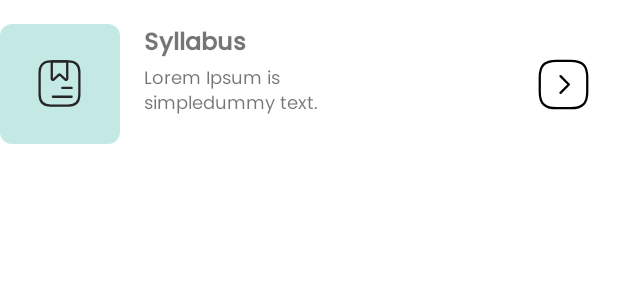
After one commit to 1ezio/ietians-diary, an Android app: the layout component_feature_card.xml on its own in the app's theme, with its tools: preview values and no code run, on a phone screen of 412 x 824 dp. The commit adds this screen. Shown: the top 300 px of the screen. Run offline under Robolectric (Android 15) with nearby library versions, the phone set to English and light mode, and no system bars.

Commit message:
feature-card

```diff
--- /dev/null
+++ b/app/src/main/res/drawable/feature_icon_bg.xml
@@ -0,0 +1,9 @@
+<?xml version="1.0" encoding="utf-8"?>
+
+<shape xmlns:android="http://schemas.android.com/apk/res/android"
+    android:shape="rectangle">
+    <solid
+        android:color="#C4E9E5"/>
+    <corners
+        android:radius="8dp" />
+</shape>
--- /dev/null
+++ b/app/src/main/res/drawable/ic_square_next.xml
@@ -0,0 +1,20 @@
+<vector xmlns:android="http://schemas.android.com/apk/res/android"
+    android:width="38dp"
+    android:height="38dp"
+    android:viewportWidth="38"
+    android:viewportHeight="38">
+  <path
+      android:pathData="M14.2501,34.8333H23.7501C31.6667,34.8333 34.8334,31.6667 34.8334,23.75V14.25C34.8334,6.3333 31.6667,3.1667 23.7501,3.1667H14.2501C6.3334,3.1667 3.1667,6.3333 3.1667,14.25V23.75C3.1667,31.6667 6.3334,34.8333 14.2501,34.8333Z"
+      android:strokeLineJoin="round"
+      android:strokeWidth="1.5"
+      android:fillColor="#00000000"
+      android:strokeColor="#000000"
+      android:strokeLineCap="round"/>
+  <path
+      android:pathData="M17.0049,24.5892L22.5782,19L17.0049,13.4108"
+      android:strokeLineJoin="round"
+      android:strokeWidth="1.5"
+      android:fillColor="#00000000"
+      android:strokeColor="#000000"
+      android:strokeLineCap="round"/>
+</vector>
--- /dev/null
+++ b/app/src/main/res/drawable/ic_syllabus.xml
@@ -0,0 +1,34 @@
+<vector xmlns:android="http://schemas.android.com/apk/res/android"
+    android:width="35dp"
+    android:height="35dp"
+    android:viewportWidth="35"
+    android:viewportHeight="35">
+  <path
+      android:pathData="M30.625,10.2083V24.7917C30.625,29.1667 28.4375,32.0833 23.3333,32.0833H11.6667C6.5625,32.0833 4.375,29.1667 4.375,24.7917V10.2083C4.375,5.8333 6.5625,2.9167 11.6667,2.9167H23.3333C28.4375,2.9167 30.625,5.8333 30.625,10.2083Z"
+      android:strokeLineJoin="round"
+      android:strokeWidth="1.5"
+      android:fillColor="#00000000"
+      android:strokeColor="#252525"
+      android:strokeLineCap="round"/>
+  <path
+      android:pathData="M22.6042,2.9167V14.3791C22.6042,15.0208 21.8458,15.3416 21.3792,14.9187L17.9959,11.7979C17.7188,11.5354 17.2813,11.5354 17.0042,11.7979L13.6209,14.9187C13.1542,15.3416 12.3959,15.0208 12.3959,14.3791V2.9167H22.6042Z"
+      android:strokeLineJoin="round"
+      android:strokeWidth="1.5"
+      android:fillColor="#00000000"
+      android:strokeColor="#252525"
+      android:strokeLineCap="round"/>
+  <path
+      android:pathData="M19.3229,20.4167H25.5208"
+      android:strokeLineJoin="round"
+      android:strokeWidth="1.5"
+      android:fillColor="#00000000"
+      android:strokeColor="#252525"
+      android:strokeLineCap="round"/>
+  <path
+      android:pathData="M13.125,26.25H25.5208"
+      android:strokeLineJoin="round"
+      android:strokeWidth="1.5"
+      android:fillColor="#00000000"
+      android:strokeColor="#252525"
+      android:strokeLineCap="round"/>
+</vector>
--- /dev/null
+++ b/app/src/main/res/font/poppins_light.xml
@@ -0,0 +1,7 @@
+<?xml version="1.0" encoding="utf-8"?>
+<font-family xmlns:app="http://schemas.android.com/apk/res-auto"
+        app:fontProviderAuthority="com.google.android.gms.fonts"
+        app:fontProviderPackage="com.google.android.gms"
+        app:fontProviderQuery="name=Poppins&amp;weight=300"
+        app:fontProviderCerts="@array/com_google_android_gms_fonts_certs">
+</font-family>
--- /dev/null
+++ b/app/src/main/res/font/poppins_medium.xml
@@ -0,0 +1,7 @@
+<?xml version="1.0" encoding="utf-8"?>
+<font-family xmlns:app="http://schemas.android.com/apk/res-auto"
+        app:fontProviderAuthority="com.google.android.gms.fonts"
+        app:fontProviderPackage="com.google.android.gms"
+        app:fontProviderQuery="name=Poppins&amp;weight=500"
+        app:fontProviderCerts="@array/com_google_android_gms_fonts_certs">
+</font-family>
--- /dev/null
+++ b/app/src/main/res/layout/component_feature_card.xml
@@ -0,0 +1,66 @@
+<?xml version="1.0" encoding="utf-8"?>
+<androidx.constraintlayout.widget.ConstraintLayout
+    xmlns:android="http://schemas.android.com/apk/res/android"
+    android:layout_width="match_parent"
+    android:layout_height="wrap_content"
+    android:layout_marginVertical="16dp"
+    xmlns:app="http://schemas.android.com/apk/res-auto">
+
+    <LinearLayout
+        android:id="@+id/llFeatureImageBG"
+        android:layout_width="80dp"
+        android:layout_height="80dp"
+        app:layout_constraintTop_toTopOf="parent"
+        app:layout_constraintStart_toStartOf="parent"
+        android:gravity="center"
+        android:background="@drawable/feature_icon_bg">
+
+    <ImageView
+        android:id="@+id/ivFeatureImage"
+        android:layout_width="wrap_content"
+        android:layout_height="wrap_content"
+        android:src="@drawable/ic_syllabus"
+        android:contentDescription="@string/feature_icon"/>
+
+    </LinearLayout>
+
+    <LinearLayout
+        android:id="@+id/llFeatureDescriptionContainer"
+        android:layout_width="wrap_content"
+        android:layout_height="wrap_content"
+        android:orientation="vertical"
+        app:layout_constraintTop_toTopOf="parent"
+        android:layout_marginStart="16dp"
+        app:layout_constraintStart_toEndOf="@+id/llFeatureImageBG">
+
+        <TextView
+            android:id="@+id/tvFeatureTitle"
+            android:layout_width="wrap_content"
+            android:layout_height="wrap_content"
+            android:text="Syllabus"
+            android:fontFamily="@font/poppins_medium"
+            android:textStyle="bold"
+            android:textSize="16sp" />
+
+        <TextView
+            android:id="@+id/tvFeatureDesc"
+            android:layout_width="wrap_content"
+            android:layout_height="wrap_content"
+            android:text="Lorem Ipsum is \nsimpledummy text."
+            android:fontFamily="@font/poppins"
+            android:textSize="12sp" />
+
+    </LinearLayout>
+
+    <ImageButton
+        android:id="@+id/btnNext"
+        android:layout_width="wrap_content"
+        android:layout_height="wrap_content"
+        app:layout_constraintEnd_toEndOf="parent"
+        app:layout_constraintTop_toTopOf="@+id/llFeatureImageBG"
+        app:layout_constraintBottom_toBottomOf="@+id/llFeatureImageBG"
+        android:layout_marginEnd="17dp"
+        android:src="@drawable/ic_square_next"
+        android:background="@android:color/transparent"/>
+
+</androidx.constraintlayout.widget.ConstraintLayout>
--- a/app/src/main/res/values/preloaded_fonts.xml
+++ b/app/src/main/res/values/preloaded_fonts.xml
@@ -4,5 +4,7 @@
         <item>@font/open_sans</item>
         <item>@font/poppins</item>
         <item>@font/poppins_bold</item>
+        <item>@font/poppins_light</item>
+        <item>@font/poppins_medium</item>
     </array>
 </resources>
--- a/app/src/main/res/values/strings.xml
+++ b/app/src/main/res/values/strings.xml
@@ -5,4 +5,5 @@
     <string name="terms_and_conditions_1">*By signing in you agree to our </string>
     <string name="terms_and_conditions_2"><u><![CDATA[terms & conditions]]></u></string>
     <string name="web_client_id">272639447829-set69me9upbld0v19m6l1327143a5lsr.apps.googleusercontent.com</string>
+    <string name="feature_icon">Feature Icon</string>
 </resources>
```
